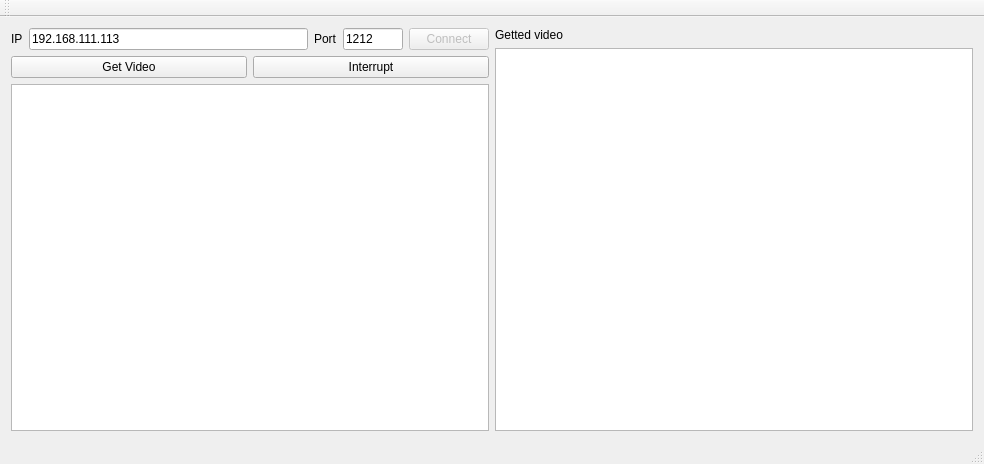
The window that DJI_PC_CONTROLLER/mainwindow.ui (pisarik/dji-phantom-pc-sdk) describes before a commit, drawn with Qt 5.
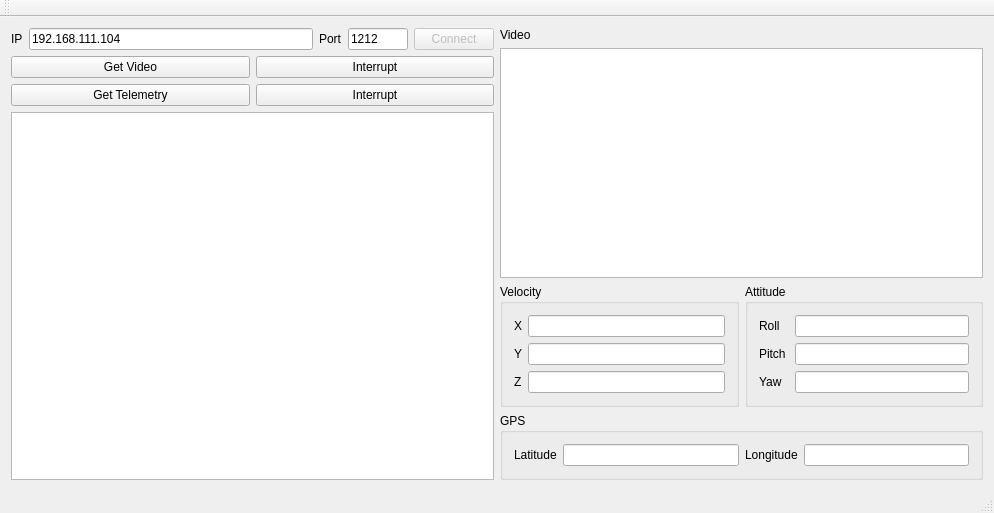
The same window after the commit.

Commit message: added telemetry windows to main view

Diff of the .ui file:
```diff
--- a/DJI_PC_CONTROLLER/mainwindow.ui
+++ b/DJI_PC_CONTROLLER/mainwindow.ui
@@ -6,15 +6,15 @@
    <rect>
     <x>0</x>
     <y>0</y>
-    <width>984</width>
-    <height>464</height>
+    <width>994</width>
+    <height>513</height>
    </rect>
   </property>
   <property name="windowTitle">
    <string>MainWindow</string>
   </property>
   <widget class="QWidget" name="centralWidget">
-   <layout class="QHBoxLayout" name="horizontalLayout_4">
+   <layout class="QHBoxLayout" name="horizontalLayout_14">
     <item>
      <layout class="QVBoxLayout" name="verticalLayout">
       <item>
@@ -41,7 +41,7 @@
            </size>
           </property>
           <property name="text">
-           <string>192.168.111.113</string>
+           <string>192.168.111.104</string>
           </property>
          </widget>
         </item>
@@ -107,6 +107,27 @@
         </item>
        </layout>
       </item>
+      <item>
+       <layout class="QHBoxLayout" name="horizontalLayout_15">
+        <item>
+         <widget class="QPushButton" name="get_telemetry_btn">
+          <property name="styleSheet">
+           <string notr="true"/>
+          </property>
+          <property name="text">
+           <string>Get Telemetry</string>
+          </property>
+         </widget>
+        </item>
+        <item>
+         <widget class="QPushButton" name="interrupt_telemetry_btn">
+          <property name="text">
+           <string>Interrupt</string>
+          </property>
+         </widget>
+        </item>
+       </layout>
+      </item>
       <item>
        <layout class="QHBoxLayout" name="horizontalLayout_2">
         <item>
@@ -117,11 +138,11 @@
      </layout>
     </item>
     <item>
-     <layout class="QVBoxLayout" name="verticalLayout_2">
+     <layout class="QVBoxLayout" name="verticalLayout_4">
       <item>
        <widget class="QLabel" name="label_3">
         <property name="text">
-         <string>Getted video</string>
+         <string>Video</string>
         </property>
        </widget>
       </item>
@@ -135,6 +156,208 @@
         </property>
        </widget>
       </item>
+      <item>
+       <layout class="QHBoxLayout" name="horizontalLayout_13">
+        <item>
+         <widget class="QGroupBox" name="groupBox">
+          <property name="title">
+           <string>Velocity</string>
+          </property>
+          <layout class="QVBoxLayout" name="verticalLayout_2">
+           <item>
+            <layout class="QHBoxLayout" name="horizontalLayout_4">
+             <item>
+              <widget class="QLabel" name="label_5">
+               <property name="text">
+                <string>X</string>
+               </property>
+              </widget>
+             </item>
+             <item>
+              <widget class="QLineEdit" name="velocity_x_edit">
+               <property name="enabled">
+                <bool>true</bool>
+               </property>
+               <property name="readOnly">
+                <bool>true</bool>
+               </property>
+              </widget>
+             </item>
+            </layout>
+           </item>
+           <item>
+            <layout class="QHBoxLayout" name="horizontalLayout_5">
+             <item>
+              <widget class="QLabel" name="label_6">
+               <property name="text">
+                <string>Y</string>
+               </property>
+              </widget>
+             </item>
+             <item>
+              <widget class="QLineEdit" name="velocity_y_edit">
+               <property name="readOnly">
+                <bool>true</bool>
+               </property>
+              </widget>
+             </item>
+            </layout>
+           </item>
+           <item>
+            <layout class="QHBoxLayout" name="horizontalLayout_6">
+             <item>
+              <widget class="QLabel" name="label_7">
+               <property name="text">
+                <string>Z</string>
+               </property>
+              </widget>
+             </item>
+             <item>
+              <widget class="QLineEdit" name="velocity_z_edit">
+               <property name="readOnly">
+                <bool>true</bool>
+               </property>
+              </widget>
+             </item>
+            </layout>
+           </item>
+          </layout>
+         </widget>
+        </item>
+        <item>
+         <widget class="QGroupBox" name="groupBox_2">
+          <property name="title">
+           <string>Attitude</string>
+          </property>
+          <layout class="QVBoxLayout" name="verticalLayout_3">
+           <item>
+            <layout class="QHBoxLayout" name="horizontalLayout_7">
+             <item>
+              <widget class="QLabel" name="label_4">
+               <property name="sizePolicy">
+                <sizepolicy hsizetype="Preferred" vsizetype="Preferred">
+                 <horstretch>0</horstretch>
+                 <verstretch>0</verstretch>
+                </sizepolicy>
+               </property>
+               <property name="minimumSize">
+                <size>
+                 <width>30</width>
+                 <height>0</height>
+                </size>
+               </property>
+               <property name="text">
+                <string>Roll</string>
+               </property>
+              </widget>
+             </item>
+             <item>
+              <widget class="QLineEdit" name="roll_edit">
+               <property name="readOnly">
+                <bool>true</bool>
+               </property>
+              </widget>
+             </item>
+            </layout>
+           </item>
+           <item>
+            <layout class="QHBoxLayout" name="horizontalLayout_8">
+             <item>
+              <widget class="QLabel" name="label_8">
+               <property name="minimumSize">
+                <size>
+                 <width>30</width>
+                 <height>0</height>
+                </size>
+               </property>
+               <property name="text">
+                <string>Pitch</string>
+               </property>
+              </widget>
+             </item>
+             <item>
+              <widget class="QLineEdit" name="pitch_edit">
+               <property name="readOnly">
+                <bool>true</bool>
+               </property>
+              </widget>
+             </item>
+            </layout>
+           </item>
+           <item>
+            <layout class="QHBoxLayout" name="horizontalLayout_9">
+             <item>
+              <widget class="QLabel" name="label_9">
+               <property name="minimumSize">
+                <size>
+                 <width>30</width>
+                 <height>0</height>
+                </size>
+               </property>
+               <property name="text">
+                <string>Yaw</string>
+               </property>
+              </widget>
+             </item>
+             <item>
+              <widget class="QLineEdit" name="yaw_edit">
+               <property name="readOnly">
+                <bool>true</bool>
+               </property>
+              </widget>
+             </item>
+            </layout>
+           </item>
+          </layout>
+         </widget>
+        </item>
+       </layout>
+      </item>
+      <item>
+       <widget class="QGroupBox" name="groupBox_3">
+        <property name="title">
+         <string>GPS</string>
+        </property>
+        <layout class="QHBoxLayout" name="horizontalLayout_12">
+         <item>
+          <layout class="QHBoxLayout" name="horizontalLayout_11">
+           <item>
+            <widget class="QLabel" name="label_11">
+             <property name="text">
+              <string>Latitude</string>
+             </property>
+            </widget>
+           </item>
+           <item>
+            <widget class="QLineEdit" name="latitude_edit">
+             <property name="readOnly">
+              <bool>true</bool>
+             </property>
+            </widget>
+           </item>
+          </layout>
+         </item>
+         <item>
+          <layout class="QHBoxLayout" name="horizontalLayout_10">
+           <item>
+            <widget class="QLabel" name="label_10">
+             <property name="text">
+              <string>Longitude</string>
+             </property>
+            </widget>
+           </item>
+           <item>
+            <widget class="QLineEdit" name="longitude_edit">
+             <property name="readOnly">
+              <bool>true</bool>
+             </property>
+            </widget>
+           </item>
+          </layout>
+         </item>
+        </layout>
+       </widget>
+      </item>
      </layout>
     </item>
    </layout>
```
Left out of the diff: 2 changed lines with no effect on the pictures.
